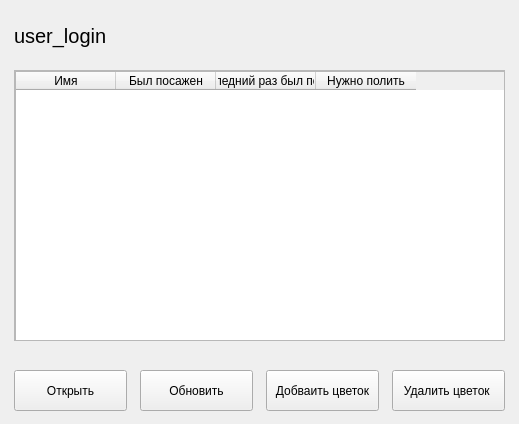
Before: the Qt Designer form qt_ui/main.ui in koalmsk/flowerProject, drawn with Qt 5.
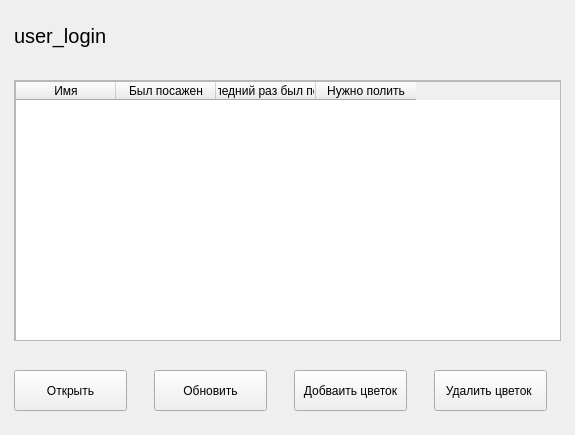
After: the same form once the commit is applied.

What changed in the file:
```diff
--- a/qt_ui/main.ui
+++ b/qt_ui/main.ui
@@ -9,8 +9,8 @@
    <rect>
     <x>0</x>
     <y>0</y>
-    <width>519</width>
-    <height>424</height>
+    <width>575</width>
+    <height>435</height>
    </rect>
   </property>
   <property name="sizePolicy">
@@ -21,14 +21,14 @@
   </property>
   <property name="minimumSize">
    <size>
-    <width>0</width>
-    <height>0</height>
+    <width>575</width>
+    <height>435</height>
    </size>
   </property>
   <property name="maximumSize">
    <size>
-    <width>750</width>
-    <height>600</height>
+    <width>575</width>
+    <height>435</height>
    </size>
   </property>
   <property name="sizeIncrement">
@@ -43,7 +43,7 @@
   <widget class="QPushButton" name="add_flower_btn">
    <property name="geometry">
     <rect>
-     <x>266</x>
+     <x>294</x>
      <y>370</y>
      <width>113</width>
      <height>41</height>
@@ -63,9 +63,9 @@
    <property name="geometry">
     <rect>
      <x>14</x>
-     <y>70</y>
-     <width>491</width>
-     <height>271</height>
+     <y>80</y>
+     <width>547</width>
+     <height>261</height>
     </rect>
    </property>
    <property name="widgetResizable">
@@ -76,8 +76,8 @@
      <rect>
       <x>0</x>
       <y>0</y>
-      <width>489</width>
-      <height>269</height>
+      <width>545</width>
+      <height>259</height>
      </rect>
     </property>
     <widget class="QTableWidget" name="flower_table">
@@ -85,7 +85,7 @@
       <rect>
        <x>0</x>
        <y>0</y>
-       <width>491</width>
+       <width>547</width>
        <height>271</height>
       </rect>
      </property>
@@ -98,6 +98,33 @@
      <property name="toolTip">
       <string comment="Вы вошли под этим логином" extracomment="Вы вошли под этим логином"/>
      </property>
+     <property name="editTriggers">
+      <set>QAbstractItemView::NoEditTriggers</set>
+     </property>
+     <property name="dragEnabled">
+      <bool>true</bool>
+     </property>
+     <property name="alternatingRowColors">
+      <bool>false</bool>
+     </property>
+     <property name="selectionMode">
+      <enum>QAbstractItemView::SingleSelection</enum>
+     </property>
+     <property name="selectionBehavior">
+      <enum>QAbstractItemView::SelectRows</enum>
+     </property>
+     <property name="gridStyle">
+      <enum>Qt::SolidLine</enum>
+     </property>
+     <attribute name="horizontalHeaderVisible">
+      <bool>true</bool>
+     </attribute>
+     <attribute name="horizontalHeaderMinimumSectionSize">
+      <number>100</number>
+     </attribute>
+     <attribute name="verticalHeaderDefaultSectionSize">
+      <number>30</number>
+     </attribute>
      <column>
       <property name="text">
        <string>Имя</string>
@@ -124,7 +151,7 @@
   <widget class="QPushButton" name="delete_flower_btn">
    <property name="geometry">
     <rect>
-     <x>392</x>
+     <x>434</x>
      <y>370</y>
      <width>113</width>
      <height>41</height>
@@ -180,7 +207,7 @@
   <widget class="QPushButton" name="reload_btn">
    <property name="geometry">
     <rect>
-     <x>140</x>
+     <x>154</x>
      <y>370</y>
      <width>113</width>
      <height>41</height>
```
Left out of the diff: 2 changed lines with no effect on the pictures.
